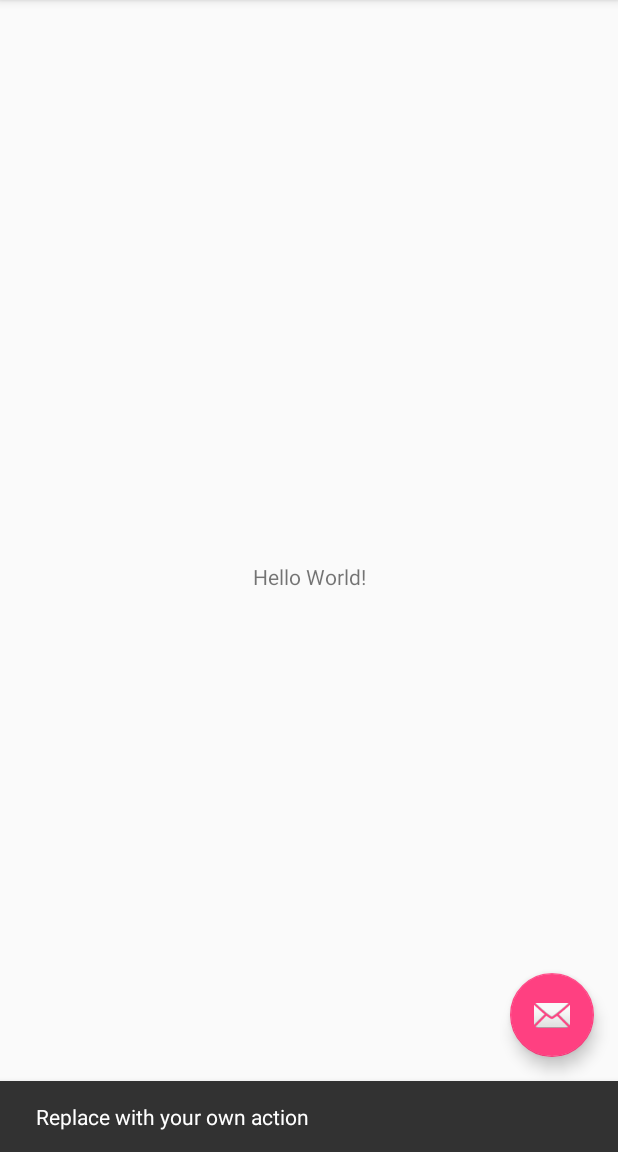
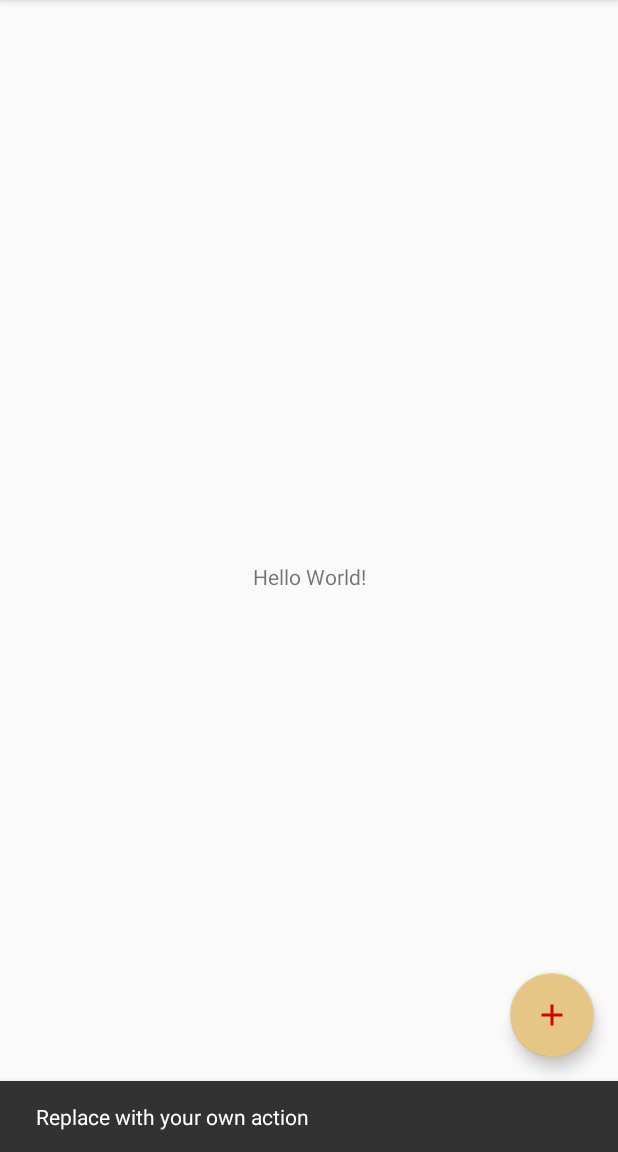
Before and after one commit to adarshme/ReminderX, an Android app: the screen it shows after launch (MainActivity), after a tap on an icon or button, on a phone screen of 412 x 824 dp, the part 84-1236 px from its top. Run offline under Robolectric (Android 15) with nearby library versions, the phone set to English and light mode, and no system bars.

Commit message:
Design changes to FAB

```diff
--- a/app/src/main/java/com/example/infernocoder/reminderx/MainActivity.java
+++ b/app/src/main/java/com/example/infernocoder/reminderx/MainActivity.java
@@ -1,5 +1,6 @@
 package com.example.infernocoder.reminderx;
 
+import android.graphics.Color;
 import android.os.Bundle;
 import android.support.design.widget.FloatingActionButton;
 import android.support.design.widget.Snackbar;
@@ -15,10 +16,12 @@ public class MainActivity extends AppCompatActivity {
     protected void onCreate(Bundle savedInstanceState) {
         super.onCreate(savedInstanceState);
         setContentView(R.layout.activity_main);
-        Toolbar toolbar = (Toolbar) findViewById(R.id.toolbar);
+        Toolbar toolbar = findViewById(R.id.toolbar);
         setSupportActionBar(toolbar);
 
-        FloatingActionButton fab = (FloatingActionButton) findViewById(R.id.fab);
+        FloatingActionButton fab = findViewById(R.id.fab);
+        fab.setImageResource(R.drawable.ic_add_red_24dp);
+        fab.setBackgroundColor(Color.parseColor("#ff0000"));
         fab.setOnClickListener(new View.OnClickListener() {
             @Override
             public void onClick(View view) {
--- /dev/null
+++ b/app/src/main/res/drawable/ic_add_red_24dp.xml
@@ -0,0 +1,5 @@
+<vector android:height="24dp" android:tint="#D30208"
+    android:viewportHeight="24.0" android:viewportWidth="24.0"
+    android:width="24dp" xmlns:android="http://schemas.android.com/apk/res/android">
+    <path android:fillColor="#FF000000" android:pathData="M19,13h-6v6h-2v-6H5v-2h6V5h2v6h6v2z"/>
+</vector>
--- a/app/src/main/res/values/colors.xml
+++ b/app/src/main/res/values/colors.xml
@@ -2,5 +2,5 @@
 <resources>
     <color name="colorPrimary">#3F51B5</color>
     <color name="colorPrimaryDark">#303F9F</color>
-    <color name="colorAccent">#FF4081</color>
+    <color name="colorAccent">#E5C685</color>
 </resources>
```
